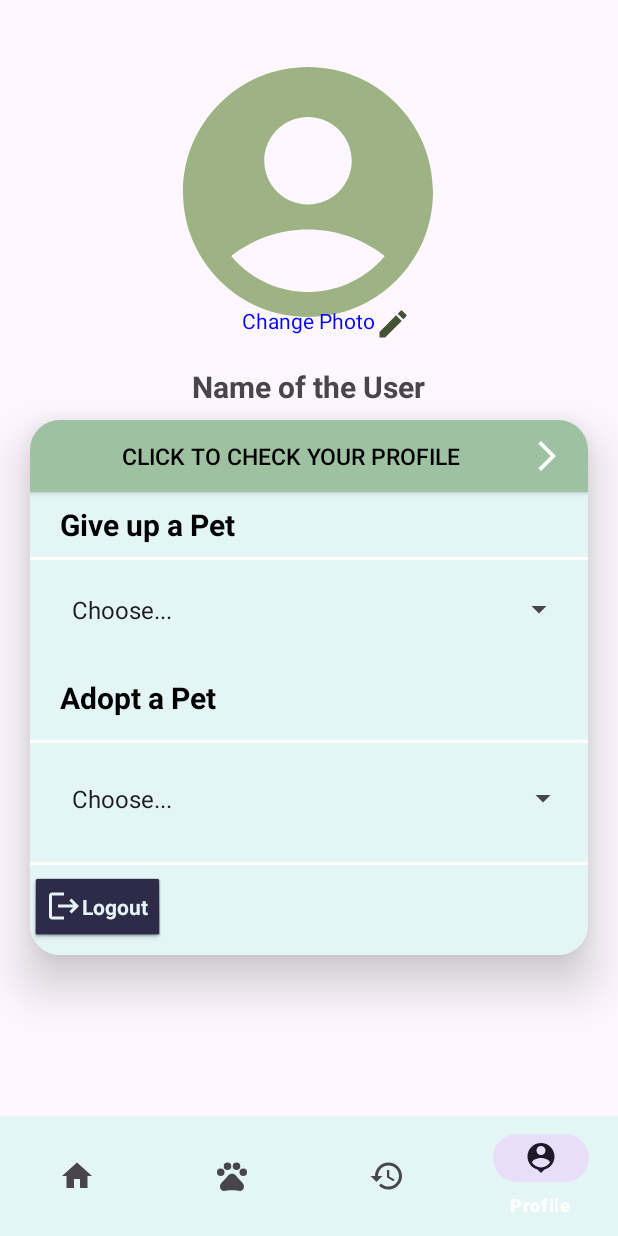
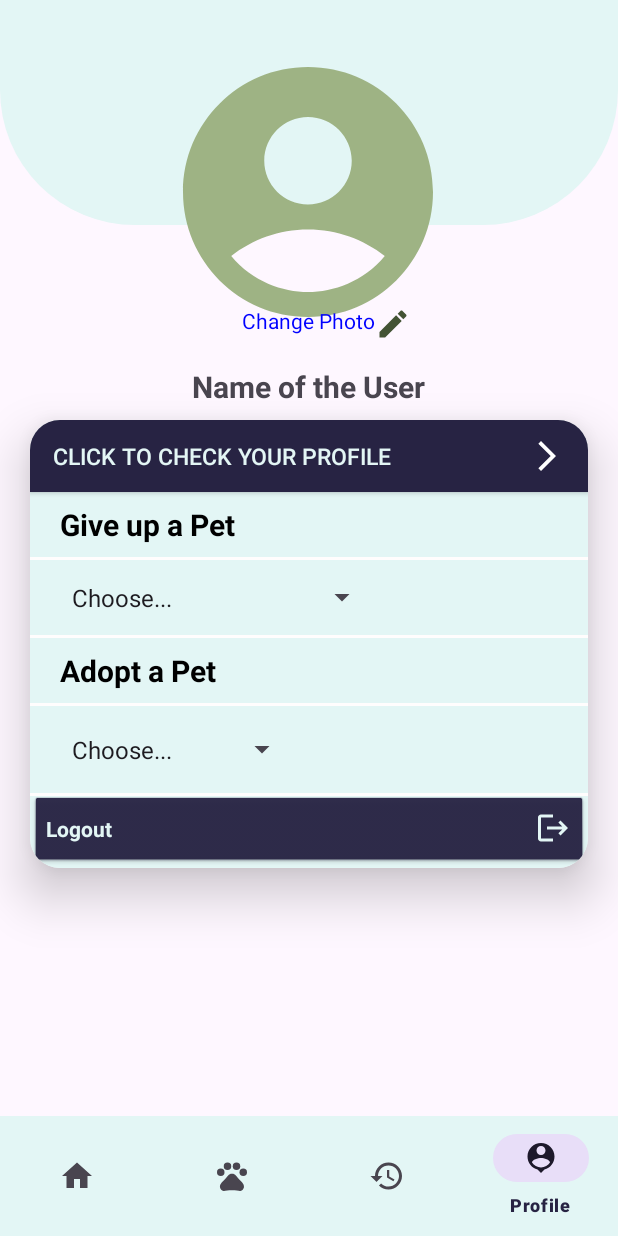
Before and after one commit to Paulvincent1/PawAndroid, an Android app: the ProfileActivity screen opened directly, with no data from a screen before it, on a phone screen of 412 x 824 dp. Run offline under Robolectric (Android 15) with nearby library versions, the light colour scheme and no system bars; pictures from the network do not load; 1 statement that could not run was skipped.

Commit message:
branch add

```diff
--- a/app/src/main/res/drawable/bg_view.xml
+++ b/app/src/main/res/drawable/bg_view.xml
@@ -1,8 +1,8 @@
 <?xml version="1.0" encoding="utf-8"?>
 <shape xmlns:android="http://schemas.android.com/apk/res/android">
 
-    <corners android:bottomRightRadius="500dp"
-        android:topLeftRadius="500dp"/>
+    <corners android:bottomRightRadius="90dp"
+        android:bottomLeftRadius="90dp"/>
 
     <solid android:color="@color/Secondary"/>
 
--- a/app/src/main/res/layout/activity_history.xml
+++ b/app/src/main/res/layout/activity_history.xml
@@ -66,7 +66,7 @@
         app:layout_constraintBottom_toBottomOf="parent"
         app:menu="@menu/bottom_nav_menu"
         app:itemBackground="@color/Secondary"
-        app:itemTextColor="@color/white"/>
+        app:itemTextColor="@color/Headline_Stroke"/>
 
 
 </androidx.constraintlayout.widget.ConstraintLayout>
--- a/app/src/main/res/layout/activity_login.xml
+++ b/app/src/main/res/layout/activity_login.xml
@@ -93,7 +93,8 @@
                 android:orientation="horizontal"
                 app:layout_constraintTop_toBottomOf="@+id/tilPassword"
                 app:layout_constraintEnd_toEndOf="parent"
-                app:layout_constraintStart_toStartOf="parent">
+                app:layout_constraintStart_toStartOf="parent"
+                android:theme="@style/CustomCheckboxTheme">
 
                 <CheckBox
                     android:id="@+id/show_pass_login"
@@ -126,7 +127,7 @@
                 android:layout_gravity="center"
                 android:background="@drawable/custom_edittext_2nd"
                 android:text="Login"
-                android:textColor="@color/white"
+                android:textColor="@color/Headline_Stroke"
                 android:textSize="20dp"
                 android:textStyle="bold"/>
 
--- a/app/src/main/res/layout/activity_main.xml
+++ b/app/src/main/res/layout/activity_main.xml
@@ -38,6 +38,8 @@
                 android:layout_height="wrap_content"
                 android:layout_marginTop="28dp"
                 android:text="Username"
+                android:textStyle="bold"
+                android:textAllCaps="true"
                 android:textColor="@color/black"
                 android:textSize="20dp" />
             <TextView
@@ -191,7 +193,7 @@
         android:layout_height="wrap_content"
         android:background="?android:attr/windowBackground"
         app:itemBackground="@color/Secondary"
-        app:itemTextColor="@color/white"
+        app:itemTextColor="@color/Headline_Stroke"
         app:layout_constraintBottom_toBottomOf="parent"
         app:menu="@menu/bottom_nav_menu"
         tools:layout_editor_absoluteX="0dp">
--- a/app/src/main/res/layout/activity_pet_info.xml
+++ b/app/src/main/res/layout/activity_pet_info.xml
@@ -76,6 +76,7 @@
             android:textColor="@color/black"
             android:textSize="25dp" />
     </LinearLayout>
+
     <LinearLayout
         android:layout_width="match_parent"
         android:layout_height="wrap_content"
--- a/app/src/main/res/layout/activity_profile.xml
+++ b/app/src/main/res/layout/activity_profile.xml
@@ -12,6 +12,7 @@
         android:layout_height="0dp"
         app:layout_constraintBottom_toTopOf="@+id/bottom_navigation"
         app:layout_constraintTop_toTopOf="parent" >
+
 
         <androidx.constraintlayout.widget.ConstraintLayout
             android:layout_width="match_parent"
@@ -30,6 +31,11 @@
                 app:layout_constraintTop_toTopOf="parent"
                 android:visibility="gone"/>
 
+            <View
+                android:id="@+id/top_view"
+                android:layout_width="match_parent"
+                android:layout_height="150dp"
+                android:background="@drawable/bg_view"/>
 
 
             <com.google.android.material.imageview.ShapeableImageView
@@ -95,15 +101,16 @@
                         android:id="@+id/tvProfile"
                         android:layout_width="match_parent"
                         android:layout_height="wrap_content"
-                        android:background="@color/midgreen"
+                        android:background="@color/Headline_Stroke"
                         android:drawableRight="@drawable/baseline_arrow_forward_ios_24"
                         android:paddingStart="15dp"
                         android:paddingTop="5dp"
                         android:paddingEnd="15dp"
                         android:paddingBottom="5dp"
                         android:text="Click to Check your Profile"
-                        android:textColor="@color/black"
-                        android:textSize="15sp" />
+                        android:textColor="@color/Secondary"
+                        android:textSize="15sp"
+                        android:textAlignment="textStart"/>
 
                     <LinearLayout
                         android:id="@+id/btnGoingtoEvents"
@@ -133,14 +140,12 @@
                     <LinearLayout
                         android:id="@+id/btnPendingTickets"
                         android:layout_width="match_parent"
-                        android:layout_height="50dp"
-                        android:paddingTop="8dp"
-                        android:paddingBottom="8dp">
+                        android:layout_height="wrap_content">
 
 
                         <Spinner
                             android:id="@+id/editText_giveUp"
-                            android:layout_width="363dp"
+                            android:layout_width="wrap_content"
                             android:layout_height="50dp"
                             android:entries="@array/giveUp_pet"
                             android:inputType="textPersonName"
@@ -155,12 +160,15 @@
                             app:layout_constraintTop_toTopOf="parent" />
                     </LinearLayout>
 
+                    <View
+                        android:layout_width="match_parent"
+                        android:layout_height="2dp"
+                        android:background="#FFFDFD" />
                     <LinearLayout
                         android:layout_width="match_parent"
-                        android:layout_height="50dp"
+                        android:layout_height="wrap_content"
                         android:paddingTop="8dp"
-                        android:paddingBottom="8dp"
-                        android:layout_marginTop="20dp">
+                        android:paddingBottom="8dp">
 
 
                         <TextView
@@ -182,18 +190,15 @@
                     <LinearLayout
 
                         android:layout_width="match_parent"
-                        android:layout_height="79dp"
-                        android:paddingTop="8dp"
-                        android:paddingBottom="8dp">
+                        android:layout_height="wrap_content">
 
 
                         <Spinner
                             android:id="@+id/editText_AdoptR"
-                            android:layout_width="366dp"
+                            android:layout_width="wrap_content"
                             android:layout_height="58dp"
                             android:entries="@array/AdoptPet"
                             android:inputType="textPersonName"
-                            android:layout_marginEnd="25dp"
                             android:paddingStart="20dp"
                             android:paddingEnd="40dp"
                             android:spinnerMode="dialog"
@@ -210,13 +215,13 @@
                 <LinearLayout
 
                     android:layout_width="match_parent"
-                    android:layout_height="60dp"
-                    android:paddingTop="8dp"
-                    android:paddingBottom="8dp">
+                    android:layout_height="wrap_content"
+                    android:orientation="vertical">
+
                     <androidx.appcompat.widget.AppCompatButton
                         android:id="@+id/logoutBtn"
                         style="@android:style/Widget.Button"
-                        android:layout_width="wrap_content"
+                        android:layout_width="match_parent"
                         android:layout_height="wrap_content"
                         android:text="Logout"
                         android:textColor="@color/Secondary"
@@ -227,8 +232,9 @@
                         app:layout_constraintStart_toStartOf="parent"
                         app:layout_constraintTop_toTopOf="parent"
                         app:layout_constraintVertical_bias="0.988"
-                        android:drawableLeft="@drawable/baseline_logout_24"
-                        android:backgroundTint="@color/Headline_Stroke"/>
+                        android:drawableRight="@drawable/baseline_logout_24"
+                        android:backgroundTint="@color/Headline_Stroke"
+                        android:textAlignment="textStart"/>
 
                 </LinearLayout>
 
@@ -250,7 +256,7 @@
         app:layout_constraintBottom_toBottomOf="parent"
         app:menu="@menu/bottom_nav_menu"
         app:itemBackground="@color/Secondary"
-        app:itemTextColor="@color/white"/>
+        app:itemTextColor="@color/Headline_Stroke"/>
 
 
 </androidx.constraintlayout.widget.ConstraintLayout>
--- a/app/src/main/res/layout/activity_signup.xml
+++ b/app/src/main/res/layout/activity_signup.xml
@@ -141,7 +141,7 @@
                 android:layout_marginTop="80dp"
                 android:layout_gravity="center"
                 android:background="@drawable/custom_edittext_2nd"
-                android:text="Login"
+                android:text="SignUp"
                 android:textColor="@color/Headline_Stroke"
                 android:textSize="20dp"
                 android:textStyle="bold"/>
--- a/app/src/main/res/layout/incoming_request_list.xml
+++ b/app/src/main/res/layout/incoming_request_list.xml
@@ -6,7 +6,7 @@
     android:layout_width="match_parent"
     android:layout_height="wrap_content"
     android:layout_margin="0dp"
-    android:background="@color/Secondary"
+    android:background="@color/Headline_Stroke"
     android:orientation="horizontal">
 
     <androidx.cardview.widget.CardView
--- a/app/src/main/res/values/themes.xml
+++ b/app/src/main/res/values/themes.xml
@@ -2,7 +2,7 @@
     <!-- Base application theme. -->
     <style name="Base.Theme.PawAndroid" parent="Theme.Material3.DayNight.NoActionBar">
 
-        <item name="colorPrimary">@color/Headline_Stroke</item>
+        <item name="colorPrimary">@color/Secondary</item>
         <item name="colorPrimaryVariant">@color/Headline_Stroke</item>
         <item name="colorSecondaryVariant">@color/Secondary</item>
         <item name="colorSecondary">@color/Secondary</item>
@@ -19,12 +19,20 @@
         <item name="android:color">@color/Headline_Stroke</item>
     </style>
 
+    <style name="CustomCheckboxTheme" parent="Widget.AppCompat.CompoundButton.CheckBox">
+        <item name="colorControlNormal">@color/Secondary</item>
+        <item name="colorControlActivated">@color/Secondary</item>
+        <item name="android:textColorSecondary">@color/Secondary</item>
+    </style>
+
+
+
 
     <!--    card-->
     <style name="custom_card_view_style" parent="Widget.MaterialComponents.CardView" >
         <item name="shapeAppearanceOverlay">@style/custom_card_view</item>
         <item name="cardBackgroundColor">@color/Headline_Stroke</item>
-
+        <item name="android:theme">@style/CustomCheckboxTheme</item>
     </style>
     <style name="custom_card_view" parent="">
         <item name="cornerFamily">rounded</item>
```
Also changed, not shown: app/src/main/java/com/example/pawandroid/IncomingRequestActivity.kt (+11 -1 lines), app/src/main/res/layout/activity_incoming_request.xml (+10 -0 lines), app/src/main/res/layout/activity_pets_activity.xml (+7 -4 lines), app/src/main/res/layout/activity_your_accepted_request_detail.xml (+13 -7 lines).
